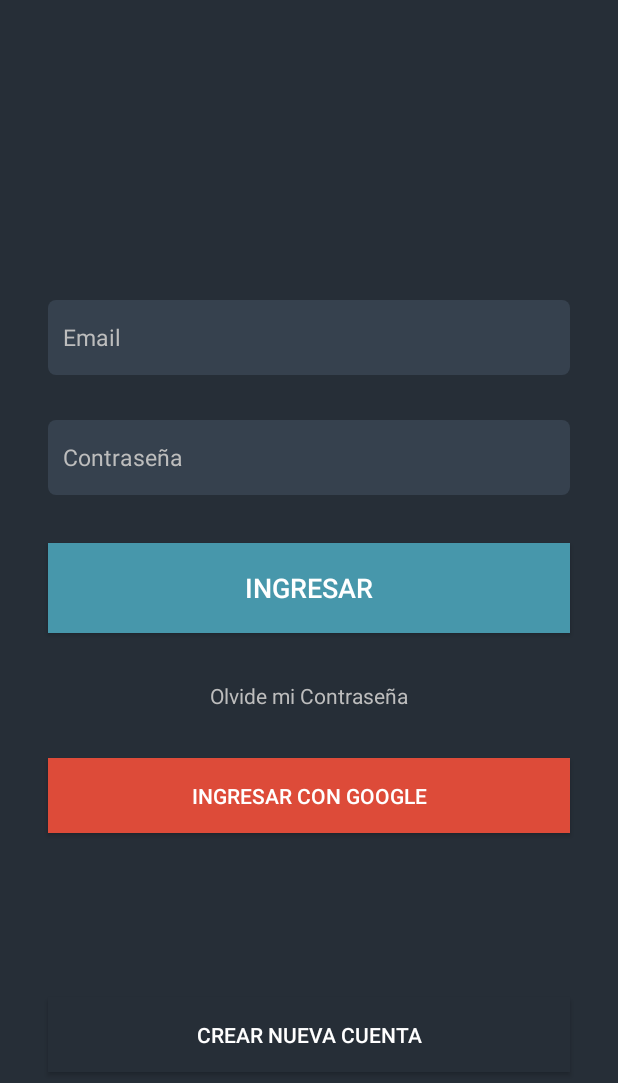
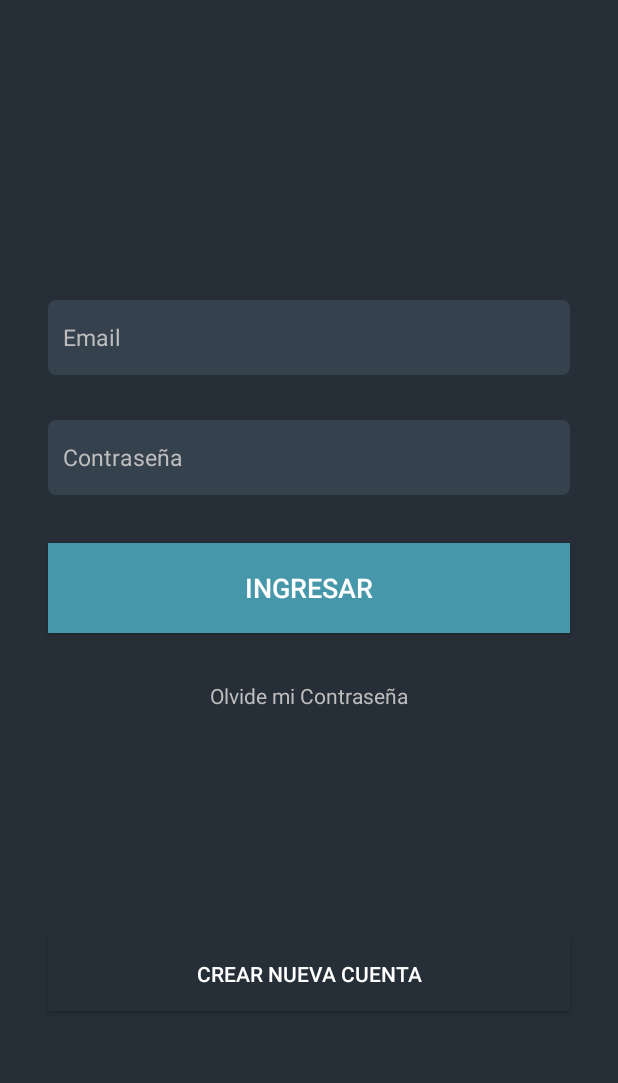
Before and after one commit to alex-rodrigo-64/PrograMobil, an Android app: the screen it shows after launch (MainActivity), on a phone screen of 412 x 824 dp. Shown: the top 1083 px of the screen. Run offline under Robolectric (Android 15) with nearby library versions, the light colour scheme and no system bars; our stand-ins replace Firebase (no records; nobody signed in at launch, a user with empty details on screens opened directly).

Commit message:
log con google quitador

```diff
--- a/app/src/main/res/layout/activity_main.xml
+++ b/app/src/main/res/layout/activity_main.xml
@@ -88,22 +88,6 @@
             app:layout_constraintTop_toBottomOf="@+id/buttonLogIn" />
 
 
-            <Button
-            android:id="@+id/buttonLogInGoogle"
-            android:layout_width="match_parent"
-            android:layout_height="@dimen/login_button_height"
-            android:layout_marginStart="32dp"
-
-            android:layout_marginTop="32dp"
-            android:layout_marginEnd="32dp"
-            android:background="@drawable/button_ripple_google"
-            android:text="@string/login_sign_in_google"
-            android:textColor="@color/colorPrimaryText"
-            app:layout_constraintEnd_toEndOf="parent"
-            app:layout_constraintStart_toStartOf="parent"
-            app:layout_constraintTop_toBottomOf="@+id/textViewForgotPassword" />
-
-
         <Button
             android:id="@+id/crearCuenta"
             android:layout_width="match_parent"
@@ -118,7 +102,7 @@
             app:layout_constraintBottom_toBottomOf="parent"
             app:layout_constraintEnd_toEndOf="parent"
             app:layout_constraintStart_toStartOf="parent"
-            app:layout_constraintTop_toBottomOf="@+id/buttonLogInGoogle"
+            app:layout_constraintTop_toBottomOf="@+id/textViewForgotPassword"
             tools:ignore="MissingConstraints" />
 
     </androidx.constraintlayout.widget.ConstraintLayout>
```
